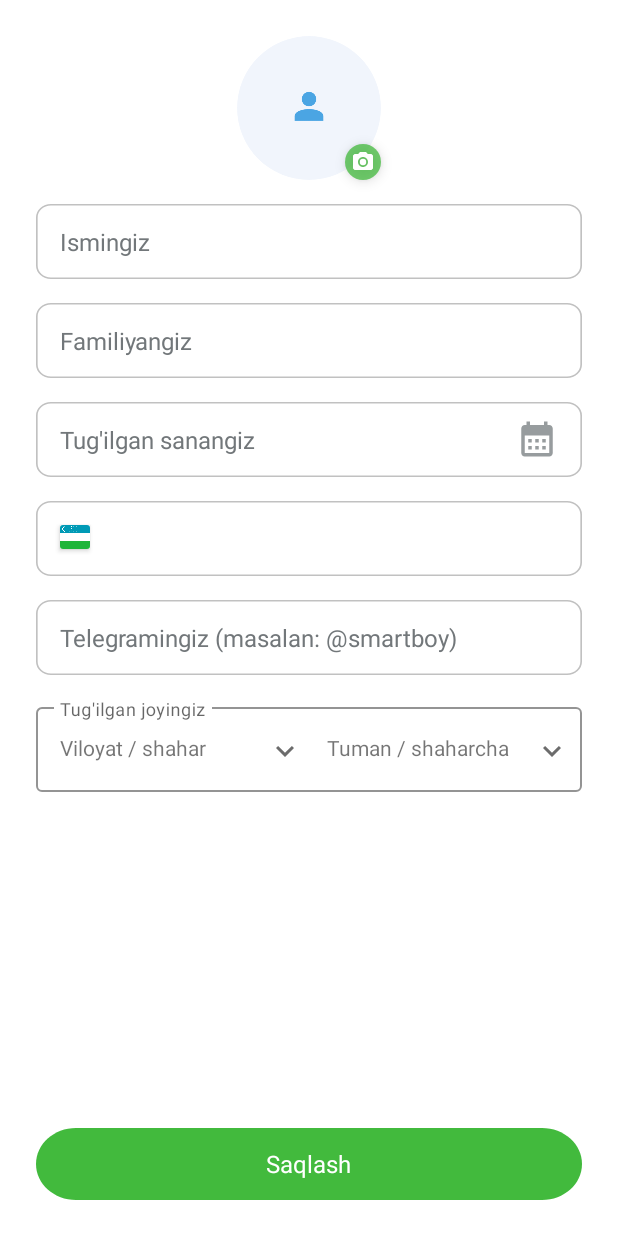
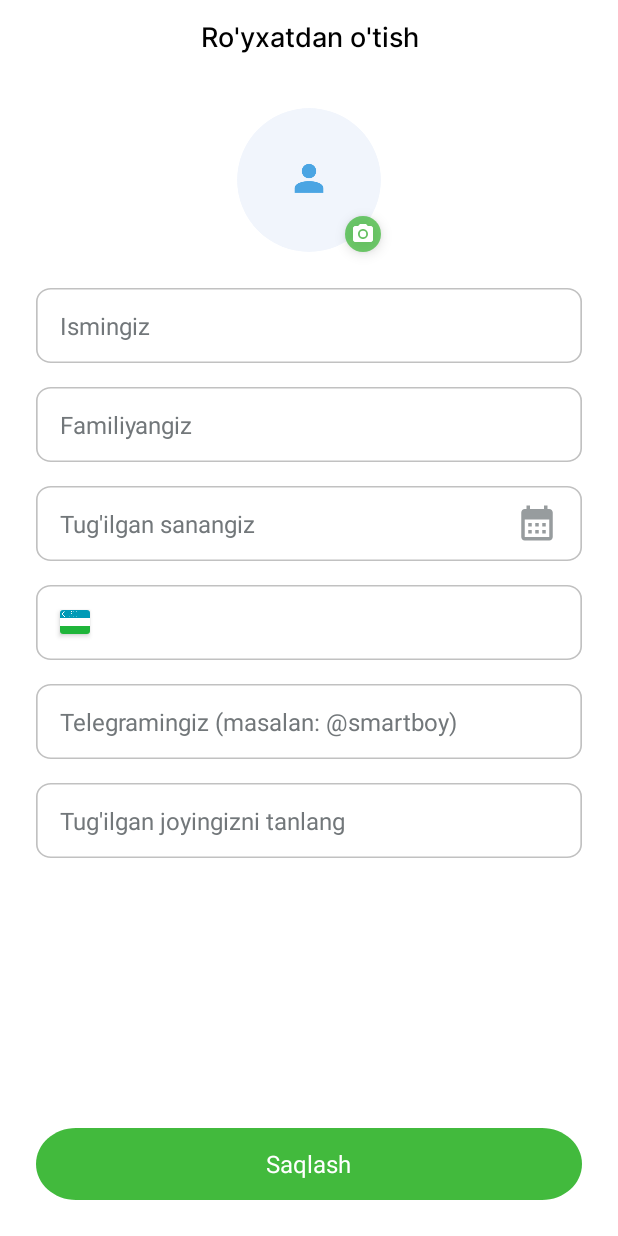
Before and after one commit to DoniyorjonTurgunboyev/Kvart-App, an Android app: the layout activity_settings.xml on its own in the app's theme, with its tools: preview values and no code run, on a phone screen of 412 x 824 dp. Run offline under Robolectric (Android 15) with nearby library versions, the light colour scheme and no system bars.

Commit message:
Some Changes

```diff
--- a/app/src/main/AndroidManifest.xml
+++ b/app/src/main/AndroidManifest.xml
@@ -24,7 +24,7 @@
         android:roundIcon="@mipmap/ic_launcher_round"
         android:supportsRtl="true"
         android:theme="@style/Theme.KvartArena"
-        android:usesCleartextTraffic="false"
+        android:usesCleartextTraffic="true"
         tools:targetApi="31">
         <activity
             android:name=".ui.activities.GetMapinfoActivity"
--- a/app/src/main/java/uz/gita/kvartarena/app/App.kt
+++ b/app/src/main/java/uz/gita/kvartarena/app/App.kt
@@ -34,6 +34,5 @@ class App : Application() {
         MapKitFactory.setApiKey(MAPKIT_API_KEY)
         instance = this
         EncryptedLocalStorage.init(this)
-        initUser()
     }
 }
--- a/app/src/main/java/uz/gita/kvartarena/data/local/EncryptedLocalStorage.kt
+++ b/app/src/main/java/uz/gita/kvartarena/data/local/EncryptedLocalStorage.kt
@@ -47,4 +47,7 @@ class EncryptedLocalStorage private constructor() {
     var profile: String
         get() = sharedPref.get("profile", "")
         set(value) = sharedPref.save("profile", value)
+    var token: String
+        get() = sharedPref.get("token", "")
+        set(value) = sharedPref.save("token", value)
 }
--- a/app/src/main/java/uz/gita/kvartarena/ui/activities/LoginActivity.kt
+++ b/app/src/main/java/uz/gita/kvartarena/ui/activities/LoginActivity.kt
@@ -3,6 +3,7 @@ package uz.gita.kvartarena.ui.activities
 import android.app.Activity
 import android.content.Intent
 import android.os.Bundle
+import android.view.WindowManager
 import android.view.inputmethod.InputMethodManager
 import android.widget.Toast
 import androidx.appcompat.app.AppCompatActivity
@@ -18,6 +19,8 @@ class LoginActivity : AppCompatActivity() {
         super.onCreate(savedInstanceState)
         binding = ActivityLoginBinding.inflate(layoutInflater)
         setContentView(binding.root)
+        binding.number.requestFocus(6)
+        window.setSoftInputMode(WindowManager.LayoutParams.SOFT_INPUT_STATE_VISIBLE)
         binding.enter.setOnClickListener {
             val intent = Intent(this, VerifyActivity::class.java)
             storage.number = "+998" + binding.number.rawText
--- a/app/src/main/java/uz/gita/kvartarena/ui/activities/MainActivity.kt
+++ b/app/src/main/java/uz/gita/kvartarena/ui/activities/MainActivity.kt
@@ -18,7 +18,7 @@ class MainActivity : AppCompatActivity() {
     override fun onResume() {
         super.onResume()
         progressDialog = ProgressDialog(this)
-        progressDialog.setTitle("Update data....")
+        progressDialog.setTitle("Iltimos kuting, ma'lumotlar yuklanmoqda....")
         progressDialog.show()
         progressDialog.setCancelable(false)
         loadImage()
--- a/app/src/main/java/uz/gita/kvartarena/ui/activities/ProfileActivity.kt
+++ b/app/src/main/java/uz/gita/kvartarena/ui/activities/ProfileActivity.kt
@@ -35,9 +35,9 @@ class ProfileActivity : AppCompatActivity() {
         binding.fullname.text = user.name + " " + user.surname
         binding.surname.text = user.surname
         binding.telegram.text = user.telegram
-        binding.address.text = user.address2?.replace("/", ",\n")
+        binding.address.text = user.address2?.replace(",", ",\n")
         binding.phone.text = user.number
-        binding.hometown.text = user.address1?.replace("/", ",\n")
+        binding.hometown.text = user.address1?.replace(",", ",\n")
         binding.birthday.text = user.birthday
     }
 
--- a/app/src/main/res/drawable/controls_bu.xml
+++ b/app/src/main/res/drawable/controls_bu.xml
@@ -5,8 +5,7 @@
     android:width="327dp"
     android:height="48dp"
     android:viewportWidth="327"
-    android:viewportHeight="48"
-    >
+    android:viewportHeight="48">
 
     <group>
 
--- a/app/src/main/res/drawable/ic_more.xml
+++ b/app/src/main/res/drawable/ic_more.xml
@@ -1,4 +1,4 @@
-<vector android:height="24dp" android:tint="#6C6C6C"
+<vector android:height="24dp" android:tint="#9E9E9E"
     android:viewportHeight="24" android:viewportWidth="24"
     android:width="24dp" xmlns:android="http://schemas.android.com/apk/res/android">
     <path android:fillColor="@android:color/white" android:pathData="M16.59,8.59L12,13.17 7.41,8.59 6,10l6,6 6,-6z"/>
--- a/app/src/main/res/drawable/line.xml
+++ b/app/src/main/res/drawable/line.xml
@@ -2,6 +2,7 @@
 <selector xmlns:android="http://schemas.android.com/apk/res/android">
     <item>
         <shape android:shape="rectangle">
+            <corners android:radius="5dp"/>
             <solid android:color="#B2979C9E"/>
         </shape>
     </item>
--- a/app/src/main/res/layout/activity_main.xml
+++ b/app/src/main/res/layout/activity_main.xml
@@ -63,7 +63,7 @@
             android:background="@drawable/transparent_background"
             android:backgroundTint="@color/green"
             android:padding="16dp"
-            app:fabCradleRoundedCornerRadius="64dp">
+            app:fabCradleRoundedCornerRadius="32dp">
 
             <ImageView
                 android:id="@+id/add_apartment"
@@ -85,6 +85,7 @@
 
         <com.google.android.material.floatingactionbutton.FloatingActionButton
             android:id="@+id/apartment"
+            android:layout_marginBottom="32dp"
             android:layout_width="wrap_content"
             android:layout_height="wrap_content"
             android:src="@drawable/ic_baseline_home_work_24"
@@ -113,10 +114,11 @@
     </androidx.cardview.widget.CardView>
 
     <TextView
+        android:id="@+id/textView3"
         android:layout_width="wrap_content"
         android:layout_height="wrap_content"
+        android:fontFamily="@font/inter_regular"
         android:text="Mening kvartiram"
-        android:fontFamily="@font/inter_regular"
         android:textColor="@color/green"
         app:layout_constraintEnd_toEndOf="@+id/apart"
         app:layout_constraintStart_toStartOf="@+id/apart"
--- a/app/src/main/res/layout/activity_settings.xml
+++ b/app/src/main/res/layout/activity_settings.xml
@@ -5,6 +5,30 @@
     android:layout_width="match_parent"
     android:layout_height="match_parent"
     tools:context=".ui.activities.SettingsActivity">
+
+    <androidx.constraintlayout.widget.ConstraintLayout
+        android:id="@+id/linearLayout"
+        android:layout_width="match_parent"
+        android:layout_height="48dp"
+        app:layout_constraintEnd_toEndOf="parent"
+        app:layout_constraintStart_toStartOf="parent"
+        app:layout_constraintTop_toTopOf="parent">
+
+        <TextView
+            android:id="@+id/fullname"
+            android:layout_width="0dp"
+            android:layout_height="wrap_content"
+            android:layout_gravity="center"
+            android:fontFamily="@font/inter_medium"
+            android:gravity="center"
+            android:text="Ro'yxatdan o'tish"
+            android:textColor="@color/black"
+            android:textSize="18sp"
+            app:layout_constraintBottom_toBottomOf="parent"
+            app:layout_constraintEnd_toEndOf="parent"
+            app:layout_constraintStart_toStartOf="parent"
+            app:layout_constraintTop_toTopOf="parent" />
+    </androidx.constraintlayout.widget.ConstraintLayout>
 
     <de.hdodenhof.circleimageview.CircleImageView
         android:layout_width="wrap_content"
@@ -16,7 +40,6 @@
         app:layout_constraintBottom_toBottomOf="@+id/circleImageView"
         app:layout_constraintEnd_toEndOf="@+id/circleImageView" />
 
-
     <de.hdodenhof.circleimageview.CircleImageView
         android:id="@+id/circleImageView"
         android:layout_width="96dp"
@@ -25,14 +48,14 @@
         android:src="@drawable/photo"
         app:layout_constraintEnd_toEndOf="parent"
         app:layout_constraintStart_toStartOf="parent"
-        app:layout_constraintTop_toTopOf="parent" />
+        app:layout_constraintTop_toBottomOf="@+id/linearLayout" />
 
     <LinearLayout
         android:id="@+id/field1"
         android:layout_width="0dp"
         android:layout_height="wrap_content"
         android:layout_marginHorizontal="24dp"
-        android:layout_marginTop="16sp"
+        android:layout_marginTop="24dp"
         android:background="@drawable/field"
         android:orientation="horizontal"
         app:layout_constraintEnd_toEndOf="parent"
@@ -42,11 +65,13 @@
         <EditText
             android:id="@+id/name"
             android:layout_width="match_parent"
-            android:layout_height="wrap_content"
+            android:layout_height="match_parent"
             android:layout_gravity="center"
             android:layout_marginHorizontal="16dp"
             android:background="@android:color/transparent"
             android:hint="Ismingiz"
+            android:inputType="textCapSentences"
+            android:maxLength="25"
             android:textColorHint="#72777A"
             android:textSize="16sp" />
     </LinearLayout>
@@ -67,11 +92,13 @@
         <EditText
             android:id="@+id/surname"
             android:layout_width="match_parent"
-            android:layout_height="wrap_content"
+            android:layout_height="match_parent"
             android:layout_gravity="center"
             android:layout_marginHorizontal="16dp"
             android:background="@android:color/transparent"
             android:hint="Familiyangiz"
+            android:inputType="textCapSentences"
+            android:maxLength="25"
             android:textColorHint="#72777A"
             android:textSize="16sp" />
     </LinearLayout>
@@ -95,8 +122,9 @@
             android:layout_gravity="center"
             android:layout_marginHorizontal="16dp"
             android:layout_weight="1"
-            android:text="Tug'ilgan sanangiz"
-            android:textColor="#72777A"
+            android:hint="Tug'ilgan sanangiz"
+            android:textColor="@color/black"
+            android:textColorHint="#72777A"
             android:textSize="16sp" />
 
         <ImageView
@@ -116,6 +144,7 @@
         android:layout_marginHorizontal="24dp"
         android:layout_marginTop="16dp"
         android:background="@drawable/field"
+        android:gravity="center"
         android:orientation="horizontal"
         app:layout_constraintEnd_toEndOf="parent"
         app:layout_constraintStart_toStartOf="parent"
@@ -124,6 +153,7 @@
         <androidx.cardview.widget.CardView
             android:layout_width="wrap_content"
             android:layout_height="wrap_content"
+            android:layout_gravity="center"
             android:layout_marginVertical="16dp"
             android:layout_marginStart="16dp">
 
@@ -145,6 +175,7 @@
             android:focusable="false"
             android:fontFamily="@font/inter_regular"
             android:textColor="#434343"
+            android:textSize="16sp"
             app:layout_constraintEnd_toEndOf="parent"
             app:layout_constraintStart_toStartOf="parent"
             app:layout_constraintTop_toTopOf="parent" />
@@ -165,39 +196,74 @@
         <EditText
             android:id="@+id/telegram"
             android:layout_width="0dp"
-            android:layout_height="wrap_content"
+            android:layout_height="match_parent"
             android:layout_gravity="center"
             android:layout_marginHorizontal="16dp"
             android:layout_weight="1"
             android:background="@android:color/transparent"
             android:hint="@string/telegram"
+            android:maxLength="25"
             android:textColorHint="#72777A"
             android:textSize="16sp" />
     </LinearLayout>
 
-    <com.google.android.material.textfield.TextInputLayout
-        android:id="@+id/outlinedTextField"
-        style="@style/Widget.MaterialComponents.TextInputLayout.OutlinedBox"
-        android:layout_width="match_parent"
+    <LinearLayout
+        android:id="@+id/address"
+        android:layout_width="0dp"
         android:layout_height="wrap_content"
         android:layout_marginHorizontal="24dp"
         android:layout_marginTop="16dp"
-        android:hint="Tug'ilgan joyingiz"
-        app:boxStrokeColor="@color/green"
-        app:expandedHintEnabled="false"
-        app:hintTextColor="@color/black"
+        android:background="@drawable/field"
+        android:orientation="horizontal"
+        app:layout_constraintEnd_toEndOf="parent"
+        app:layout_constraintStart_toStartOf="parent"
         app:layout_constraintTop_toBottomOf="@+id/fiald4">
 
-        <com.google.android.material.textfield.TextInputEditText
-            android:id="@+id/town"
+        <TextView
+            android:id="@+id/home"
             android:layout_width="match_parent"
-            android:layout_height="wrap_content"
-            android:clickable="false"
-            android:cursorVisible="false"
-            android:focusable="false"
-            android:gravity="top" />
+            android:layout_height="match_parent"
+            android:layout_gravity="center"
+            android:layout_marginHorizontal="16dp"
+            android:layout_weight="1"
+            android:ellipsize="marquee"
+            android:gravity="center|start"
+            android:hint="Tug'ilgan joyingizni tanlang"
+            android:marqueeRepeatLimit="marquee_forever"
+            android:nestedScrollingEnabled="true"
+            android:overScrollMode="always"
+            android:singleLine="true"
+            android:textColorHint="#72777A"
+            android:textSize="16sp" />
+    </LinearLayout>
 
-    </com.google.android.material.textfield.TextInputLayout>
+    <!--    <com.google.android.material.textfield.TextInputLayout-->
+    <!--        android:id="@+id/outlinedTextField"-->
+    <!--        style="@style/Widget.MaterialComponents.TextInputLayout.OutlinedBox"-->
+    <!--        android:layout_width="match_parent"-->
+    <!--        android:layout_height="wrap_content"-->
+    <!--        android:layout_marginHorizontal="24dp"-->
+    <!--        android:layout_marginTop="16dp"-->
+    <!--        android:hint="Tug'ilgan joyingiz"-->
+    <!--        app:boxCornerRadiusBottomEnd="8dp"-->
+    <!--        app:boxCornerRadiusBottomStart="8dp"-->
+    <!--        app:boxCornerRadiusTopEnd="8dp"-->
+    <!--        app:boxCornerRadiusTopStart="8dp"-->
+    <!--        app:boxStrokeWidth="1dp"-->
+    <!--        app:expandedHintEnabled="false"-->
+    <!--        app:hintTextColor="@color/black"-->
+    <!--        app:layout_constraintTop_toBottomOf="@+id/fiald4">-->
+
+    <!--        <com.google.android.material.textfield.TextInputEditText-->
+    <!--            android:id="@+id/town"-->
+    <!--            android:layout_width="match_parent"-->
+    <!--            android:layout_height="wrap_content"-->
+    <!--            android:clickable="false"-->
+    <!--            android:cursorVisible="false"-->
+    <!--            android:focusable="false"-->
+    <!--            android:gravity="top" />-->
+
+    <!--    </com.google.android.material.textfield.TextInputLayout>-->
 
     <RelativeLayout
         android:id="@+id/save"
@@ -222,62 +288,34 @@
             android:textColor="@color/white" />
     </RelativeLayout>
 
-    <LinearLayout
-        android:layout_width="0dp"
-        android:layout_height="wrap_content"
-        android:gravity="center"
-        app:layout_constraintBottom_toBottomOf="@+id/outlinedTextField"
-        app:layout_constraintEnd_toEndOf="@+id/outlinedTextField"
-        app:layout_constraintStart_toStartOf="@+id/outlinedTextField"
-        app:layout_constraintTop_toTopOf="@+id/outlinedTextField"
-        app:layout_constraintVertical_bias="0.6">
+    <!--    <LinearLayout-->
+    <!--        android:id="@+id/homeshow"-->
+    <!--        android:layout_width="match_parent"-->
+    <!--        android:layout_marginHorizontal="40dp"-->
+    <!--        android:layout_height="wrap_content"-->
+    <!--        android:gravity="center"-->
+    <!--        android:visibility="invisible"-->
+    <!--        app:layout_constraintBottom_toBottomOf="@+id/address"-->
+    <!--        app:layout_constraintEnd_toEndOf="@+id/address"-->
+    <!--        app:layout_constraintStart_toStartOf="@+id/address"-->
+    <!--        app:layout_constraintTop_toTopOf="@+id/address">-->
 
-        <LinearLayout
-            android:id="@+id/regionHome"
-            android:layout_width="0dp"
-            android:layout_height="wrap_content"
-            android:layout_gravity="center"
-            android:layout_marginStart="16dp"
-            android:layout_weight="1">
+    <!--        <LinearLayout-->
+    <!--            android:id="@+id/regionHome"-->
+    <!--            android:layout_width="0dp"-->
+    <!--            android:layout_height="wrap_content"-->
+    <!--            android:layout_weight="1">-->
 
-            <TextView
-                android:layout_width="0dp"
-                android:layout_height="match_parent"
-                android:layout_weight="1"
-                android:ellipsize="end"
-                android:maxLines="1"
-                android:singleLine="true"
-                android:text="Viloyat / shahar" />
-
-            <ImageView
-                android:layout_width="wrap_content"
-                android:layout_height="wrap_content"
-                android:src="@drawable/ic_more" />
-        </LinearLayout>
-
-        <LinearLayout
-            android:id="@+id/districtHome"
-            android:layout_width="0dp"
-            android:layout_height="wrap_content"
-            android:layout_gravity="center"
-            android:layout_marginStart="16dp"
-            android:layout_marginEnd="8dp"
-            android:layout_weight="1">
-
-            <TextView
-                android:layout_width="0dp"
-                android:layout_height="match_parent"
-                android:layout_weight="1"
-                android:ellipsize="end"
-                android:maxLines="1"
-                android:singleLine="true"
-                android:text="Tuman / shaharcha" />
-
-            <ImageView
-                android:layout_width="wrap_content"
-                android:layout_height="wrap_content"
-                android:src="@drawable/ic_more" />
-        </LinearLayout>
-    </LinearLayout>
+    <!--            <TextView-->
+    <!--                android:layout_width="0dp"-->
+    <!--                android:layout_height="match_parent"-->
+    <!--                android:layout_weight="1"-->
+    <!--                android:ellipsize="end"-->
+    <!--                android:maxLines="1"-->
+    <!--                android:singleLine="true"-->
+    <!--                android:text="Viloyat / shahar"-->
+    <!--                android:textSize="16sp" />-->
+    <!--        </LinearLayout>-->
+    <!--    </LinearLayout>-->
 
 </androidx.constraintlayout.widget.ConstraintLayout>
--- a/app/src/main/res/values/strings.xml
+++ b/app/src/main/res/values/strings.xml
@@ -1,5 +1,5 @@
 <resources>
-    <string name="app_name">Kvart App</string>
+    <string name="app_name">KvartApp</string>
     <string name="large_title">Xush kelibsiz!</string>
     <string name="a_caption">Akkauntga kirish</string>
     <string name="siz_kiritga">Siz kiritgan telefon raqamingizga sms ko`rinishida \n6 raqamdan iborat bo`lgan tasdiqlash kodi yuboriladi.</string>
@@ -221,7 +221,7 @@
     <string-array name="toshkentshahri">
         <item>Bektemir tumani</item>
         <item>Mirobod tumani</item>
-        <item>MirzoUlug\‘bek tumani</item>
+        <item>Mirzo Ulug\‘bek tumani</item>
         <item>Olmazor tumani</item>
         <item>Shayxontohur tumani</item>
         <item>Sirg\‘ali tumani</item>
```
Also changed, not shown: app/src/main/java/uz/gita/kvartarena/data/remote/FirebaseRemote.kt (+7 -1 lines), app/src/main/java/uz/gita/kvartarena/ui/activities/SettingsActivity.kt (+81 -24 lines), app/src/main/java/uz/gita/kvartarena/ui/activities/SplashActivity.kt (+29 -35 lines), app/src/main/java/uz/gita/kvartarena/ui/activities/UserProfileActivity.kt (+4 -4 lines), app/src/main/java/uz/gita/kvartarena/ui/activities/VerifyActivity.kt (+13 -10 lines), app/src/main/res/layout/bottomsheetdialog.xml (+7 -5 lines).
